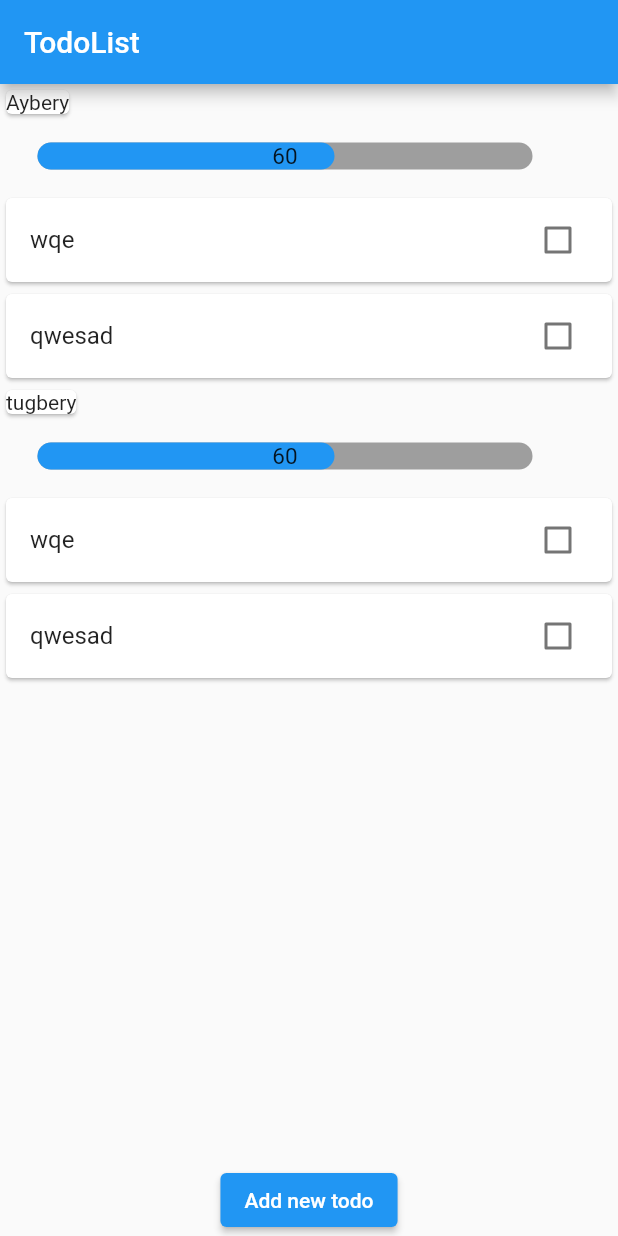
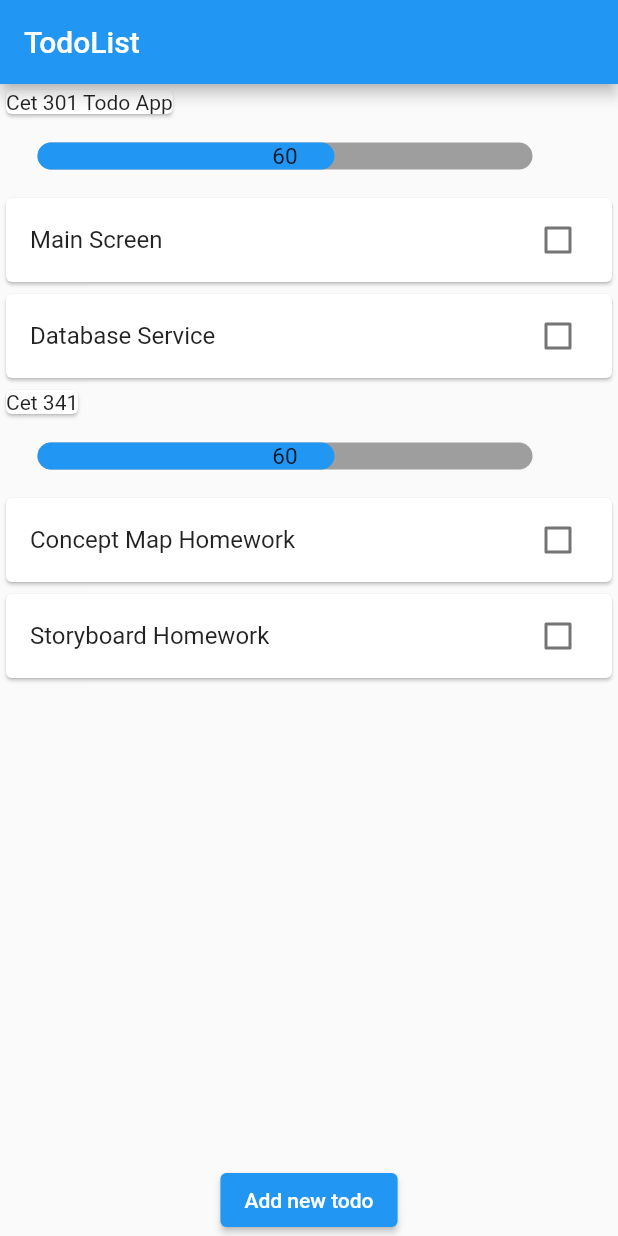
Before and after one commit to tugberkyagan/CET-301-Flutter-Final-Project, a Flutter app: the screen it shows after launch, on a phone screen of 412 x 824 dp. Run offline on Flutter 3.47's test engine with Material 2 defaults, Android fonts, the phone set to English and light mode, and no system bars; drawn by our look-alikes of percent_indicator.

Commit message:
Cet 301 Final Project - Second Commit

```diff
--- a/lib/Models/database_service.dart
+++ b/lib/Models/database_service.dart
@@ -10,35 +10,35 @@ class DatabaseService {
     _sources = [
       Todo()
         ..complete = false
-        ..text = 'Aybery'
+        ..text = 'Cet 301 Todo App'
         ..id = '1'
         ..subIdList = [
           SubTodo()
-            ..id = '1.1'
+            ..id = '1'
             ..complete = false
             ..effectOnTodo = 10
-            ..text = 'wqe',
+            ..text = 'Main Screen',
           SubTodo()
-            ..id = '1.2'
+            ..id = '1'
             ..complete = false
             ..effectOnTodo = 30
-            ..text = 'qwesad'
+            ..text = 'Database Service'
         ],
       Todo()
         ..complete = false
-        ..text = 'tugbery'
+        ..text = 'Cet 341'
         ..id = '2'
         ..subIdList = [
           SubTodo()
             ..id = '1.1'
             ..complete = false
             ..effectOnTodo = 10
-            ..text = 'wqe',
+            ..text = 'Concept Map Homework',
           SubTodo()
             ..id = '1.2'
             ..complete = false
             ..effectOnTodo = 30
-            ..text = 'qwesad'
+            ..text = 'Storyboard Homework'
         ]
     ];
   }
@@ -50,6 +50,7 @@ class DatabaseService {
   void addSubTodo(Todo todo, SubTodo subTodo) {
     _sources.where((element) => element == todo).first.subIdList.add(subTodo);
   }
+
 
   void update(Todo todo) {
     _sources = _sources.map((_todo) {
@@ -76,6 +77,11 @@ class DatabaseService {
         .remove(subTodo);
   }
 
+  int getMaxTodoId(){
+    _sources.sort((a,b) => int.parse(b.id).compareTo(int.parse(a.id)));
+    return int.parse(_sources.first.id) + 1;
+  }
+
   List<Todo> getTodoList() {
     return _sources;
   }
```
Also changed, not shown: lib/main.dart (+87 -33 lines), pubspec.yaml (+2 -54 lines), pubspec.lock.
